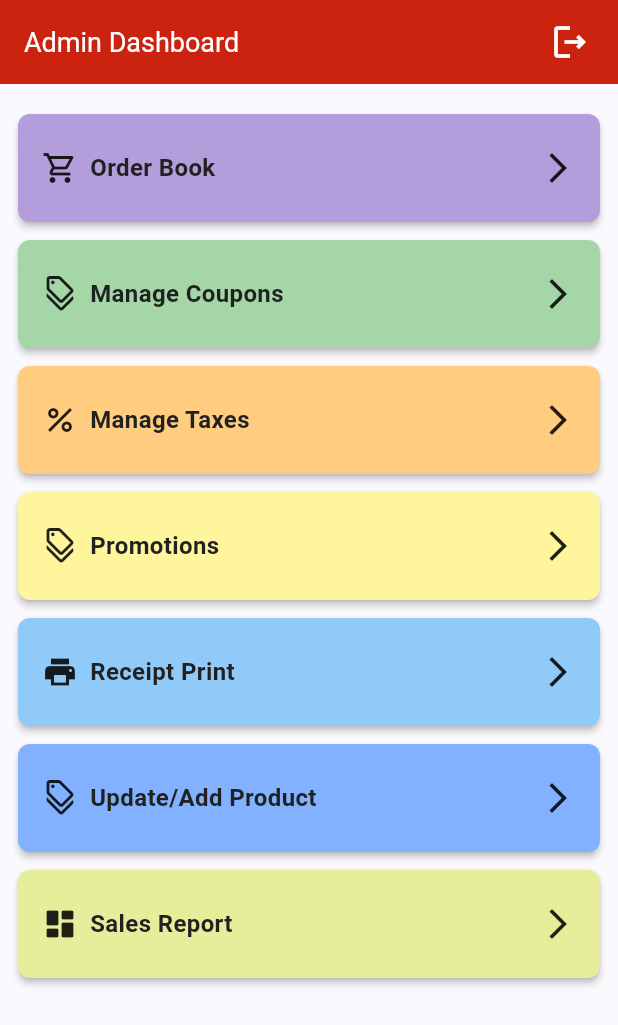
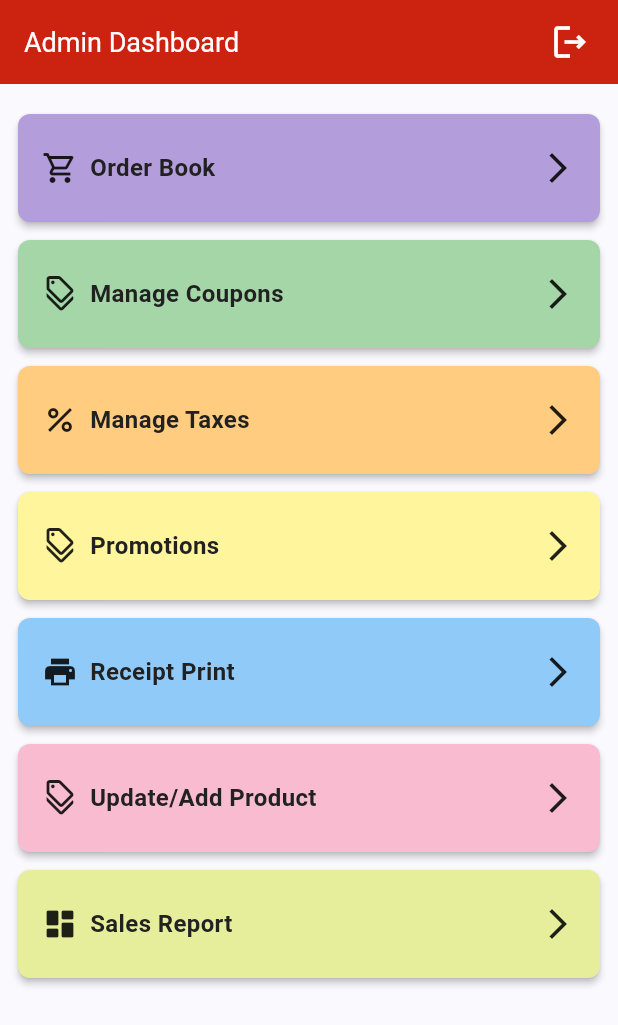
Before and after one commit to guptabinit/TeriyakiBowlAdminApp, a Flutter app: the HomeScreen screen opened directly, on a phone screen of 412 x 824 dp. Shown: the top 1025 px of the screen. Run offline on Flutter 3.47's test engine with Material 3 defaults, Android fonts, the phone set to English and light mode, and no system bars; our stand-ins replace cached_network_image, cloud_firestore, equatable, firebase_core, firebase_messaging, firebase_storage and 8 more; missing offline and left inert: flutter_background_service, flutter_background_service_android, jose; accounts and stored records are empty.

Commit message:
Binit: TK Bowl Final

```diff
--- a/lib/views/home/home_screen.dart
+++ b/lib/views/home/home_screen.dart
@@ -440,7 +440,7 @@ class _HomeScreenState extends State<HomeScreen> {
                 Material(
                   elevation: 2,
                   borderRadius: BorderRadius.circular(8),
-                  color: Colors.blueAccent[100],
+                  color: Colors.pink[100],
                   child: InkWell(
                     borderRadius: BorderRadius.circular(8),
                     onTap: () {
```
